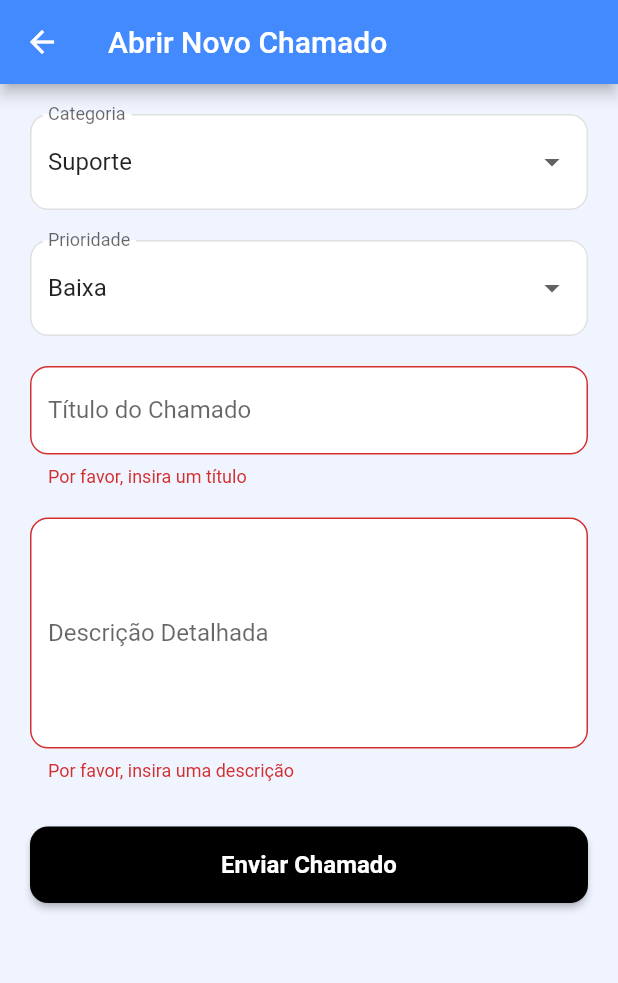
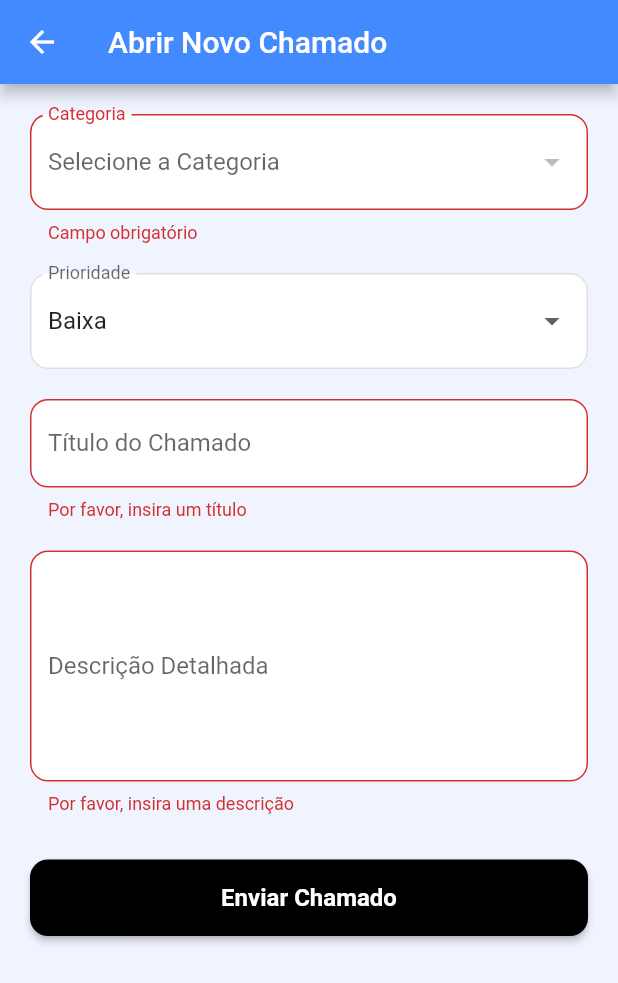
Before and after one commit to engrafaelsilva/Pim-RoboBerto, a Flutter app: the NovoChamadoPage screen opened directly, after a tap on "Enviar Chamado", on a phone screen of 412 x 824 dp. Shown: the top 983 px of the screen. Run offline on Flutter 3.47's test engine with Material 2 defaults, Android fonts, the phone set to English and light mode, and no system bars; our stand-ins replace flutter_secure_storage; accounts and stored records are empty; network calls fail.

Commit message:
Ultima atualização

```diff
--- a/lib/View/NovoChamadoPage.dart
+++ b/lib/View/NovoChamadoPage.dart
@@ -1,6 +1,6 @@
 import 'package:flutter/material.dart';
 import 'package:provider/provider.dart';
-import 'package:roboberto_ia/ViewModel/NovoChamadoViewModel.dart';
+import 'package:roboberto_ia/ViewModel/NovoChamadoViewModel.dart'; // Ajuste o import conforme sua pasta
 
 class NovoChamadoPage extends StatefulWidget {
   const NovoChamadoPage({Key? key}) : super(key: key);
@@ -10,31 +10,33 @@ class NovoChamadoPage extends StatefulWidget {
 }
 
 class _NovoChamadoPageState extends State<NovoChamadoPage> {
-  // Controladores para os campos de texto
   final _tituloController = TextEditingController();
   final _descricaoController = TextEditingController();
-
-  // Chave para o formulário (usada para validação)
   final _formKey = GlobalKey<FormState>();
 
-  // Listas para os Dropdowns
-  final List<String> _categorias = ["Suporte", "Infraestrutura", "Financeiro"];
+  // A lista _categorias fixa foi removida daqui.
+
   final List<String> _prioridadesNomes = ["Baixa", "Média", "Alta"];
 
-  // Variáveis para guardar a seleção
-  String? _categoriaSelecionada = "Suporte";
+  // Agora a categoria começa nula, pois esperamos a API carregar
+  String? _categoriaSelecionada;
   String? _prioridadeSelecionada = "Baixa";
 
-  // Mapeamento de Prioridade (Nome para Int)
+  @override
+  void initState() {
+    super.initState();
+    // Assim que a tela inicia, pedimos para buscar as categorias
+    // O 'listen: false' é importante aqui dentro do initState
+    WidgetsBinding.instance.addPostFrameCallback((_) {
+      context.read<NovoChamadoViewModel>().buscarCategorias();
+    });
+  }
+
   int _getPrioridadeInt(String? nomePrioridade) {
     switch (nomePrioridade) {
-      case "Média":
-        return 2;
-      case "Alta":
-        return 3;
-      case "Baixa":
-      default:
-        return 1;
+      case "Média": return 2;
+      case "Alta": return 3;
+      case "Baixa": default: return 1;
     }
   }
 
@@ -45,55 +47,49 @@ class _NovoChamadoPageState extends State<NovoChamadoPage> {
     super.dispose();
   }
 
-  // Função de submissão do formulário
   Future<void> _submitForm() async {
-    // Limpa mensagens de erro antigas
     context.read<NovoChamadoViewModel>().limparMensagens();
 
-    // Valida o formulário
     if (!(_formKey.currentState?.validate() ?? false)) {
-      return; // Se o formulário não for válido, não faz nada
+      return;
+    }
+
+    // Validação extra: O usuário selecionou uma categoria?
+    if (_categoriaSelecionada == null) {
+      ScaffoldMessenger.of(context).showSnackBar(
+        const SnackBar(content: Text("Por favor, selecione uma categoria."), backgroundColor: Colors.orange),
+      );
+      return;
     }
 
     final viewModel = context.read<NovoChamadoViewModel>();
 
-    // Chama o ViewModel para criar o chamado
     bool sucesso = await viewModel.criarNovoChamado(
-      categoria: _categoriaSelecionada!,
+      categoriaNome: _categoriaSelecionada!, // Enviamos o nome (String)
       prioridade: _getPrioridadeInt(_prioridadeSelecionada),
       titulo: _tituloController.text,
       descricao: _descricaoController.text,
     );
 
-    if (!mounted) return; // Verifica se o widget ainda está na tela
+    if (!mounted) return;
 
     if (sucesso) {
-      // Se deu certo: Mostra SnackBar de sucesso e volta para a tela anterior
       ScaffoldMessenger.of(context).showSnackBar(
-        const SnackBar(
-          content: Text("Chamado criado com sucesso!"),
-          backgroundColor: Colors.green,
-        ),
+        const SnackBar(content: Text("Chamado criado com sucesso!"), backgroundColor: Colors.green),
       );
-      // O 'true' avisa a tela anterior que um chamado foi criado
       Navigator.pop(context, true);
     } else {
-      // Se deu errado: Mostra SnackBar de erro
       ScaffoldMessenger.of(context).showSnackBar(
-        SnackBar(
-          content: Text(viewModel.mensagemErro),
-          backgroundColor: Colors.red,
-        ),
+        SnackBar(content: Text(viewModel.mensagemErro), backgroundColor: Colors.red),
       );
     }
   }
 
   @override
   Widget build(BuildContext context) {
-    // Ouve o estado de 'estaCarregando'
-    final bool estaCarregando =
-        context.watch<NovoChamadoViewModel>().estaCarregando;
-
+    // Usamos o Consumer para reconstruir a tela quando as categorias chegarem
+    return Consumer<NovoChamadoViewModel>(
+      builder: (context, viewModel, child) {
         return Scaffold(
           backgroundColor: const Color(0xFFF0F4FF),
           appBar: AppBar(
@@ -107,13 +103,17 @@ class _NovoChamadoPageState extends State<NovoChamadoPage> {
               child: Column(
                 crossAxisAlignment: CrossAxisAlignment.stretch,
                 children: [
-              // --- CAMPO CATEGORIA ---
-              DropdownButtonFormField<String>(
+                  // --- CAMPO CATEGORIA (DINÂMICO) ---
+                  viewModel.carregandoCategorias
+                      ? const Center(child: LinearProgressIndicator()) // Mostra loading enquanto busca
+                      : DropdownButtonFormField<String>(
                     value: _categoriaSelecionada,
-                items: _categorias.map((String categoria) {
+                    // Se a lista estiver vazia, mostramos um aviso no dropdown ou desabilitamos
+                    hint: const Text("Selecione a Categoria"),
+                    items: viewModel.listaCategorias.map((categoria) {
                       return DropdownMenuItem<String>(
-                    value: categoria,
-                    child: Text(categoria),
+                        value: categoria.nome, // O valor será o nome (ex: "Infraestrutura")
+                        child: Text(categoria.nome),
                       );
                     }).toList(),
                     onChanged: (String? novoValor) {
@@ -121,8 +121,10 @@ class _NovoChamadoPageState extends State<NovoChamadoPage> {
                         _categoriaSelecionada = novoValor;
                       });
                     },
+                    validator: (value) => value == null ? 'Campo obrigatório' : null,
                     decoration: _inputDecoration("Categoria"),
                   ),
+
                   const SizedBox(height: 20),
 
                   // --- CAMPO PRIORIDADE ---
@@ -147,9 +149,7 @@ class _NovoChamadoPageState extends State<NovoChamadoPage> {
                   TextFormField(
                     controller: _tituloController,
                     decoration: _inputDecoration("Título do Chamado"),
-                validator: (valor) => (valor?.isEmpty ?? true)
-                    ? "Por favor, insira um título"
-                    : null,
+                    validator: (valor) => (valor?.isEmpty ?? true) ? "Por favor, insira um título" : null,
                   ),
                   const SizedBox(height: 20),
 
@@ -157,40 +157,30 @@ class _NovoChamadoPageState extends State<NovoChamadoPage> {
                   TextFormField(
                     controller: _descricaoController,
                     decoration: _inputDecoration("Descrição Detalhada"),
-                maxLines: 6, // Permite múltiplas linhas
-                validator: (valor) => (valor?.isEmpty ?? true)
-                    ? "Por favor, insira uma descrição"
-                    : null,
+                    maxLines: 6,
+                    validator: (valor) => (valor?.isEmpty ?? true) ? "Por favor, insira uma descrição" : null,
                   ),
                   const SizedBox(height: 30),
 
                   // --- BOTÃO ENVIAR ---
                   ElevatedButton(
                     style: ElevatedButton.styleFrom(
-                  primary: Colors.black,
+                      primary: Colors.black, // Nota: 'primary' está deprecated em Flutter recentes, use backgroundColor se der erro
                       padding: const EdgeInsets.symmetric(vertical: 16),
                       shape: RoundedRectangleBorder(
                         borderRadius: BorderRadius.circular(12),
                       ),
                     ),
-                // Desabilita o botão se estiver carregando
-                onPressed: estaCarregando ? null : _submitForm,
-                child: estaCarregando
+                    onPressed: viewModel.estaCarregando ? null : _submitForm,
+                    child: viewModel.estaCarregando
                         ? const SizedBox(
                       height: 24,
                       width: 24,
-                  child: CircularProgressIndicator(
-                    color: Colors.white,
-                    strokeWidth: 3,
-                  ),
+                      child: CircularProgressIndicator(color: Colors.white, strokeWidth: 3),
                     )
                         : const Text(
                       "Enviar Chamado",
-                  style: TextStyle(
-                    fontSize: 16,
-                    fontWeight: FontWeight.bold,
-                    color: Colors.white,
-                  ),
+                      style: TextStyle(fontSize: 16, fontWeight: FontWeight.bold, color: Colors.white),
                     ),
                   ),
                 ],
@@ -198,26 +188,18 @@ class _NovoChamadoPageState extends State<NovoChamadoPage> {
             ),
           ),
         );
+      },
+    );
   }
 
-  // Função auxiliar para decorar os campos de texto
   InputDecoration _inputDecoration(String label) {
     return InputDecoration(
       labelText: label,
       fillColor: Colors.white,
       filled: true,
-      border: OutlineInputBorder(
-        borderRadius: BorderRadius.circular(12.0),
-        borderSide: BorderSide(color: Colors.grey.shade300),
-      ),
-      enabledBorder: OutlineInputBorder(
-        borderRadius: BorderRadius.circular(12.0),
-        borderSide: BorderSide(color: Colors.grey.shade300),
-      ),
-      focusedBorder: OutlineInputBorder(
-        borderRadius: BorderRadius.circular(12.0),
-        borderSide: const BorderSide(color: Colors.blueAccent, width: 2.0),
-      ),
+      border: OutlineInputBorder(borderRadius: BorderRadius.circular(12.0), borderSide: BorderSide(color: Colors.grey.shade300)),
+      enabledBorder: OutlineInputBorder(borderRadius: BorderRadius.circular(12.0), borderSide: BorderSide(color: Colors.grey.shade300)),
+      focusedBorder: OutlineInputBorder(borderRadius: BorderRadius.circular(12.0), borderSide: const BorderSide(color: Colors.blueAccent, width: 2.0)),
     );
   }
 }
--- a/lib/ViewModel/NovoChamadoViewModel.dart
+++ b/lib/ViewModel/NovoChamadoViewModel.dart
@@ -5,23 +5,83 @@ import 'package:flutter/material.dart';
 import 'package:flutter_secure_storage/flutter_secure_storage.dart';
 import 'package:http/http.dart' as http;
 
+class CategoriaModel {
+  final String id;
+  final String nome;
+
+  CategoriaModel({required this.id, required this.nome});
+
+  // Converte o JSON da API para o objeto Dart
+  factory CategoriaModel.fromJson(Map<String, dynamic> json) {
+    return CategoriaModel(
+      id: json['id'] ?? '',
+      nome: json['nome'] ?? '',
+    );
+  }
+}
+
 class NovoChamadoViewModel extends ChangeNotifier {
   final _storage = const FlutterSecureStorage();
-
   final String ipApi = "robobertoapi-e6cgbaawhxagdwg2.brazilsouth-01.azurewebsites.net";
 
+  // --- Estados de Carregamento ---
   bool _estaCarregando = false;
   bool get estaCarregando => _estaCarregando;
+
+  bool _carregandoCategorias = false; // Novo estado específico para o dropdown
+  bool get carregandoCategorias => _carregandoCategorias;
 
   String _mensagemErro = "";
   String get mensagemErro => _mensagemErro;
 
+  // --- Lista de Categorias ---
+  List<CategoriaModel> _listaCategorias = [];
+  List<CategoriaModel> get listaCategorias => _listaCategorias;
+
   void limparMensagens() {
     _mensagemErro = "";
+    notifyListeners();
   }
 
+  // --- BUSCAR CATEGORIAS (GET) ---
+  Future<void> buscarCategorias() async {
+    _carregandoCategorias = true;
+    notifyListeners();
+
+    final token = await _storage.read(key: 'jwt_token');
+
+    // Tratamento básico se não tiver token, mas idealmente você redireciona para login
+    Map<String, String> headers = {
+      'Content-Type': 'application/json',
+    };
+    if (token != null) {
+      headers['Authorization'] = 'Bearer $token';
+    }
+
+    try {
+      final url = Uri.parse('https://$ipApi/Categoria?tamanho=999');
+      final response = await http.get(url, headers: headers).timeout(const Duration(seconds: 10));
+
+      if (response.statusCode == 200) {
+        final List<dynamic> dadosJson = jsonDecode(response.body);
+
+        // Converte a lista de JSON para lista de Objetos CategoriaModel
+        _listaCategorias = dadosJson.map((json) => CategoriaModel.fromJson(json)).toList();
+      } else {
+        _mensagemErro = "Erro ao buscar categorias: ${response.statusCode}";
+      }
+    } catch (e) {
+      print("Erro ao buscar categorias: $e");
+      // Não vamos travar a tela com erro aqui, apenas a lista ficará vazia
+    }
+
+    _carregandoCategorias = false;
+    notifyListeners();
+  }
+
+  // --- CRIAR CHAMADO (POST) ---
   Future<bool> criarNovoChamado({
-    required String categoria,
+    required String categoriaNome, // Vamos passar o Nome para manter compatibilidade com sua API de post
     required int prioridade,
     required String titulo,
     required String descricao,
@@ -51,7 +111,7 @@ class NovoChamadoViewModel extends ChangeNotifier {
     };
 
     final Map<String, dynamic> body = {
-      "categoria": {"nome": categoria},
+      "categoria": {"nome": categoriaNome}, // Envia o nome selecionado
       "prioridade": prioridade,
       "titulo": titulo,
       "descricao": descricao
@@ -60,11 +120,7 @@ class NovoChamadoViewModel extends ChangeNotifier {
     try {
       final url = Uri.parse('https://$ipApi/Chamados');
       final response = await http
-          .post(
-        url,
-        headers: headers,
-        body: jsonEncode(body),
-      )
+          .post(url, headers: headers, body: jsonEncode(body))
           .timeout(const Duration(seconds: 10));
 
       if (response.statusCode == 201 || response.statusCode == 200) {
```
Lines whose indentation alone changed are shown as unchanged.
